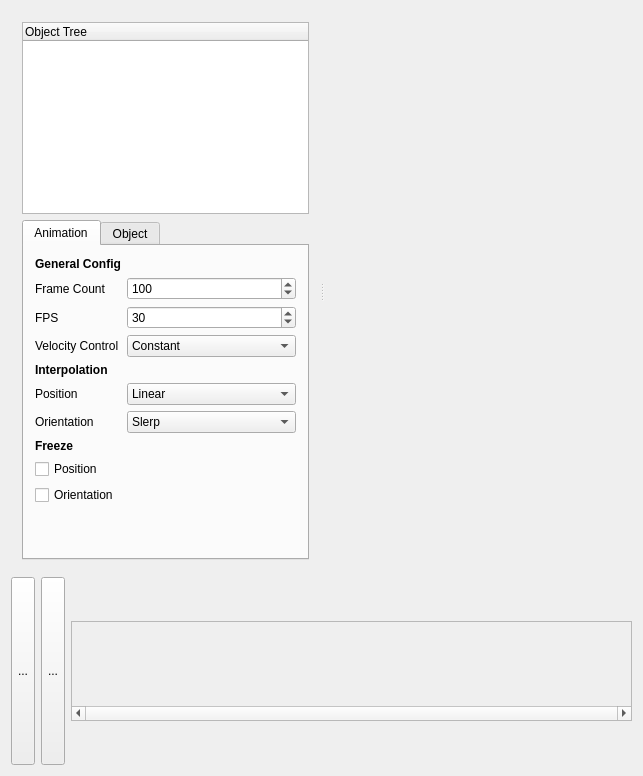
Old version of the form Animação/mainwindow.ui in the repository RicardoBusta/animacao-ufc-2012.
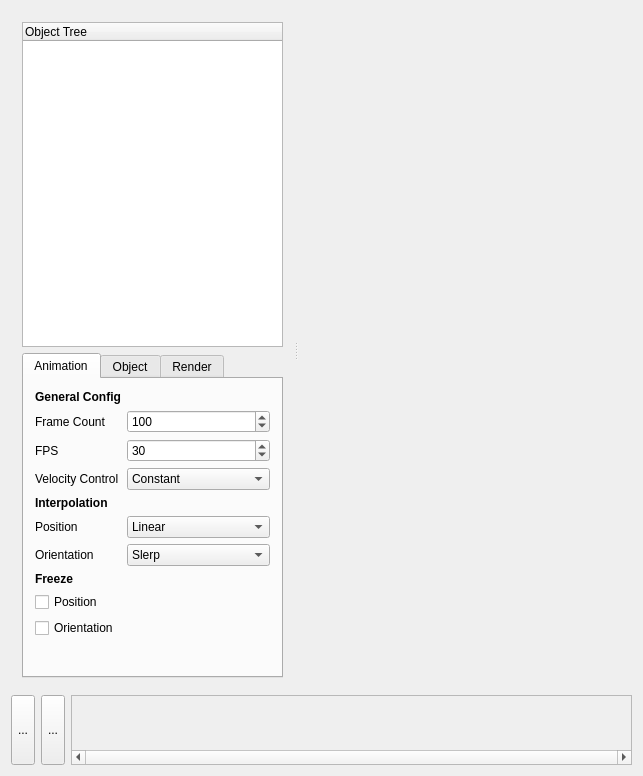
New version of the form. The open tabs and pages were chosen to show the change. Icons and pictures are not drawn. Custom widgets are drawn as their Qt base class.

```diff
--- a/Animação/mainwindow.ui
+++ b/Animação/mainwindow.ui
@@ -23,6 +23,12 @@
    <layout class="QGridLayout" name="gridLayout_2">
     <item row="0" column="0">
      <widget class="QSplitter" name="splitter">
+      <property name="sizePolicy">
+       <sizepolicy hsizetype="Expanding" vsizetype="Preferred">
+        <horstretch>0</horstretch>
+        <verstretch>1</verstretch>
+       </sizepolicy>
+      </property>
       <property name="orientation">
        <enum>Qt::Horizontal</enum>
       </property>
@@ -51,19 +57,33 @@
         </item>
         <item>
          <widget class="QTabWidget" name="verticalTabWidget_5">
+          <property name="enabled">
+           <bool>true</bool>
+          </property>
           <property name="currentIndex">
            <number>1</number>
           </property>
-          <widget class="QWidget" name="verticalTabWidget_5Page1">
+          <widget class="QWidget" name="tab_animation">
+           <property name="enabled">
+            <bool>true</bool>
+           </property>
            <attribute name="title">
             <string>Animation</string>
            </attribute>
-           <layout class="QVBoxLayout" name="verticalLayout_6">
-            <item>
-             <layout class="QFormLayout" name="formLayout">
-              <property name="fieldGrowthPolicy">
-               <enum>QFormLayout::AllNonFixedFieldsGrow</enum>
+           <layout class="QFormLayout" name="formLayout_3">
+            <item row="0" column="0">
+             <widget class="QLabel" name="label_16">
+              <property name="font">
+               <font>
+                <weight>75</weight>
+                <bold>true</bold>
+               </font>
               </property>
+              <property name="text">
+               <string>General Config</string>
+              </property>
+             </widget>
+            </item>
               <item row="1" column="0">
                <widget class="QLabel" name="label_7">
                 <property name="text">
@@ -112,6 +132,92 @@
                 </property>
                </widget>
               </item>
+            <item row="7" column="0">
+             <widget class="QLabel" name="label_17">
+              <property name="font">
+               <font>
+                <weight>75</weight>
+                <bold>true</bold>
+               </font>
+              </property>
+              <property name="text">
+               <string>Freeze</string>
+              </property>
+             </widget>
+            </item>
+            <item row="8" column="0">
+             <widget class="QCheckBox" name="checkbox_freeze_pos">
+              <property name="text">
+               <string>Position</string>
+              </property>
+              <property name="checkable">
+               <bool>true</bool>
+              </property>
+              <property name="checked">
+               <bool>false</bool>
+              </property>
+             </widget>
+            </item>
+            <item row="9" column="0">
+             <widget class="QCheckBox" name="checkbox_freeze_ori">
+              <property name="text">
+               <string>Orientation</string>
+              </property>
+              <property name="checked">
+               <bool>false</bool>
+              </property>
+             </widget>
+            </item>
+            <item row="1" column="1">
+             <widget class="QSpinBox" name="spin_frame_count">
+              <property name="minimum">
+               <number>1</number>
+              </property>
+              <property name="maximum">
+               <number>99999</number>
+              </property>
+              <property name="value">
+               <number>100</number>
+              </property>
+             </widget>
+            </item>
+            <item row="2" column="1">
+             <widget class="QSpinBox" name="spin_fps">
+              <property name="minimum">
+               <number>1</number>
+              </property>
+              <property name="maximum">
+               <number>1000</number>
+              </property>
+              <property name="value">
+               <number>30</number>
+              </property>
+             </widget>
+            </item>
+            <item row="3" column="1">
+             <widget class="QComboBox" name="combo_velocity_control">
+              <item>
+               <property name="text">
+                <string>Constant</string>
+               </property>
+              </item>
+              <item>
+               <property name="text">
+                <string>Ease-In-Ease-Out</string>
+               </property>
+              </item>
+              <item>
+               <property name="text">
+                <string>Ease-In</string>
+               </property>
+              </item>
+              <item>
+               <property name="text">
+                <string>Ease-Out</string>
+               </property>
+              </item>
+             </widget>
+            </item>
               <item row="5" column="1">
                <widget class="QComboBox" name="combo_pos_interpolator">
                 <item>
@@ -140,144 +246,17 @@
                 </item>
                </widget>
               </item>
-              <item row="3" column="1">
-               <widget class="QComboBox" name="combo_velocity_control">
-                <item>
-                 <property name="text">
-                  <string>Constant</string>
-                 </property>
-                </item>
-                <item>
-                 <property name="text">
-                  <string>Ease-In-Ease-Out</string>
-                 </property>
-                </item>
-                <item>
-                 <property name="text">
-                  <string>Ease-In</string>
-                 </property>
-                </item>
-                <item>
-                 <property name="text">
-                  <string>Ease-Out</string>
-                 </property>
-                </item>
-               </widget>
-              </item>
-              <item row="2" column="1">
-               <widget class="QSpinBox" name="spin_fps">
-                <property name="minimum">
-                 <number>1</number>
-                </property>
-                <property name="maximum">
-                 <number>1000</number>
-                </property>
-                <property name="value">
-                 <number>30</number>
-                </property>
-               </widget>
-              </item>
-              <item row="1" column="1">
-               <widget class="QSpinBox" name="spin_frame_count">
-                <property name="minimum">
-                 <number>1</number>
-                </property>
-                <property name="maximum">
-                 <number>99999</number>
-                </property>
-                <property name="value">
-                 <number>100</number>
-                </property>
-               </widget>
-              </item>
-              <item row="0" column="0">
-               <widget class="QLabel" name="label_16">
-                <property name="font">
-                 <font>
-                  <weight>75</weight>
-                  <bold>true</bold>
-                 </font>
-                </property>
-                <property name="text">
-                 <string>General Config</string>
-                </property>
-               </widget>
-              </item>
-             </layout>
-            </item>
-            <item>
-             <layout class="QVBoxLayout" name="verticalLayout_8">
-              <item>
-               <widget class="QLabel" name="label_17">
-                <property name="font">
-                 <font>
-                  <weight>75</weight>
-                  <bold>true</bold>
-                 </font>
-                </property>
-                <property name="text">
-                 <string>Freeze</string>
-                </property>
-               </widget>
-              </item>
-              <item>
-               <widget class="QCheckBox" name="checkbox_freeze_pos">
-                <property name="text">
-                 <string>Position</string>
-                </property>
-                <property name="checkable">
-                 <bool>true</bool>
-                </property>
-                <property name="checked">
+           </layout>
+          </widget>
+          <widget class="QWidget" name="tab_object">
+           <property name="enabled">
                  <bool>false</bool>
                 </property>
-               </widget>
-              </item>
-              <item>
-               <widget class="QCheckBox" name="checkbox_freeze_ori">
-                <property name="text">
-                 <string>Orientation</string>
-                </property>
-                <property name="checked">
-                 <bool>false</bool>
-                </property>
-               </widget>
-              </item>
-             </layout>
-            </item>
-            <item>
-             <spacer name="verticalSpacer_3">
-              <property name="orientation">
-               <enum>Qt::Vertical</enum>
-              </property>
-              <property name="sizeHint" stdset="0">
-               <size>
-                <width>20</width>
-                <height>40</height>
-               </size>
-              </property>
-             </spacer>
-            </item>
-           </layout>
-          </widget>
-          <widget class="QWidget" name="tab">
            <attribute name="title">
             <string>Object</string>
            </attribute>
            <layout class="QVBoxLayout" name="verticalLayout_11">
             <item>
-             <widget class="QFrame" name="tool_box">
-              <property name="enabled">
-               <bool>false</bool>
-              </property>
-              <property name="frameShape">
-               <enum>QFrame::WinPanel</enum>
-              </property>
-              <property name="frameShadow">
-               <enum>QFrame::Sunken</enum>
-              </property>
-              <layout class="QVBoxLayout" name="verticalLayout_9">
-               <item>
                 <layout class="QHBoxLayout" name="horizontalLayout_3">
                  <item>
                   <widget class="QLabel" name="label">
@@ -520,9 +499,6 @@
                  </item>
                 </layout>
                </item>
-              </layout>
-             </widget>
-            </item>
             <item>
              <spacer name="verticalSpacer">
               <property name="orientation">
@@ -538,6 +514,20 @@
             </item>
            </layout>
           </widget>
+          <widget class="QWidget" name="tab_render">
+           <attribute name="title">
+            <string>Render</string>
+           </attribute>
+           <layout class="QFormLayout" name="formLayout_2">
+            <item row="0" column="0">
+             <widget class="QCheckBox" name="checkbox_render_box">
+              <property name="text">
+               <string>Render Box Instead of Models</string>
+              </property>
+             </widget>
+            </item>
+           </layout>
+          </widget>
          </widget>
         </item>
        </layout>
@@ -552,6 +542,7 @@
        <property name="autoFillBackground">
         <bool>true</bool>
        </property>
+       <zorder>label_17</zorder>
       </widget>
      </widget>
     </item>
@@ -619,8 +610,8 @@
           <rect>
            <x>0</x>
            <y>0</y>
-           <width>563</width>
-           <height>81</height>
+           <width>565</width>
+           <height>63</height>
           </rect>
          </property>
          <property name="sizePolicy">
```
Lines whose indentation alone changed are shown as unchanged.
